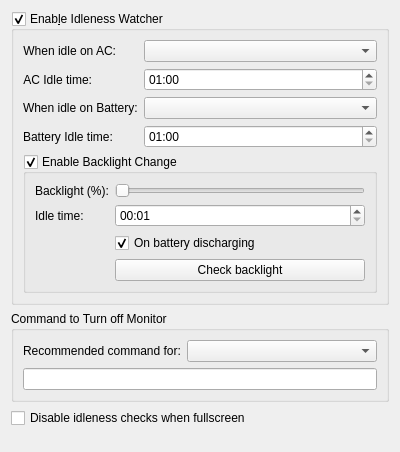
The window that config/idlenesswatchersettings.ui (lxqt/lxqt-powermanagement) describes before a commit, drawn with Qt 5.
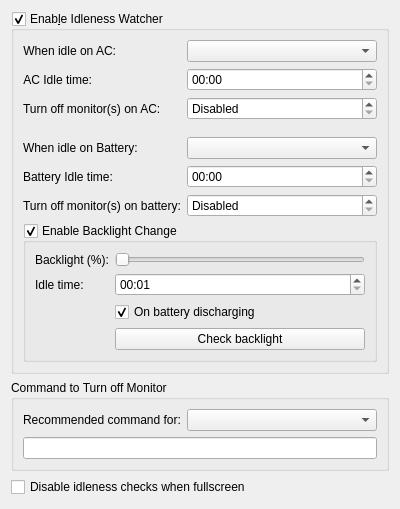
The same window after the commit.

Commit message: Separated idleness options for turning off monitor (#468)

```diff
--- a/config/idlenesswatchersettings.ui
+++ b/config/idlenesswatchersettings.ui
@@ -59,55 +59,79 @@
         </item>
         <item row="1" column="1">
          <widget class="QTimeEdit" name="idleACTimeEdit">
-          <property name="toolTip">
-           <string>Minutes:Seconds (min: 01:30)</string>
-          </property>
-          <property name="minimumDateTime">
-           <datetime>
-            <hour>0</hour>
-            <minute>1</minute>
-            <second>0</second>
-            <year>2000</year>
-            <month>1</month>
-            <day>1</day>
-           </datetime>
-          </property>
           <property name="displayFormat">
            <string>mm:ss</string>
           </property>
          </widget>
         </item>
         <item row="2" column="0">
+         <widget class="QLabel" name="idleACMonitorLabel">
+          <property name="text">
+           <string>Turn off monitor(s) on AC:</string>
+          </property>
+         </widget>
+        </item>
+        <item row="2" column="1">
+         <widget class="QTimeEdit" name="idleACMonitorOffTimeEdit">
+          <property name="specialValueText">
+           <string>Disabled</string>
+          </property>
+          <property name="displayFormat">
+           <string>mm:ss</string>
+          </property>
+         </widget>
+        </item>
+        <item row="3" column="0">
+         <spacer name="verticalSpacer_2">
+          <property name="orientation">
+           <enum>Qt::Vertical</enum>
+          </property>
+          <property name="sizeType">
+           <enum>QSizePolicy::Fixed</enum>
+          </property>
+          <property name="sizeHint" stdset="0">
+           <size>
+            <width>5</width>
+            <height>5</height>
+           </size>
+          </property>
+         </spacer>
+        </item>
+        <item row="4" column="0">
          <widget class="QLabel" name="idleTimeBatteryLabel">
           <property name="text">
            <string>When idle on Battery:</string>
           </property>
          </widget>
         </item>
-        <item row="2" column="1">
+        <item row="4" column="1">
          <widget class="QComboBox" name="idleBatteryActionComboBox"/>
         </item>
-        <item row="3" column="0">
+        <item row="5" column="0">
          <widget class="QLabel" name="idleBatteryActionLabel">
           <property name="text">
            <string>Battery Idle time:</string>
           </property>
          </widget>
         </item>
-        <item row="3" column="1">
+        <item row="5" column="1">
          <widget class="QTimeEdit" name="idleBatteryTimeEdit">
-          <property name="toolTip">
-           <string>Minutes:Seconds (min: 01:30)</string>
+          <property name="displayFormat">
+           <string>mm:ss</string>
           </property>
-          <property name="minimumDateTime">
-           <datetime>
-            <hour>0</hour>
-            <minute>1</minute>
-            <second>0</second>
-            <year>2000</year>
-            <month>1</month>
-            <day>1</day>
-           </datetime>
+         </widget>
+        </item>
+        <item row="6" column="0">
+         <widget class="QLabel" name="idleBatteryMonitorLabel">
+          <property name="text">
+           <string>Turn off monitor(s) on battery:</string>
+          </property>
+         </widget>
+        </item>
+        <item row="6" column="1">
+         <widget class="QTimeEdit" name="idleBatteryMonitorOffTimeEdit">
+          <property name="specialValueText">
+           <string>Disabled</string>
           </property>
           <property name="displayFormat">
            <string>mm:ss</string>
```
The commit also changes 7 other files.
